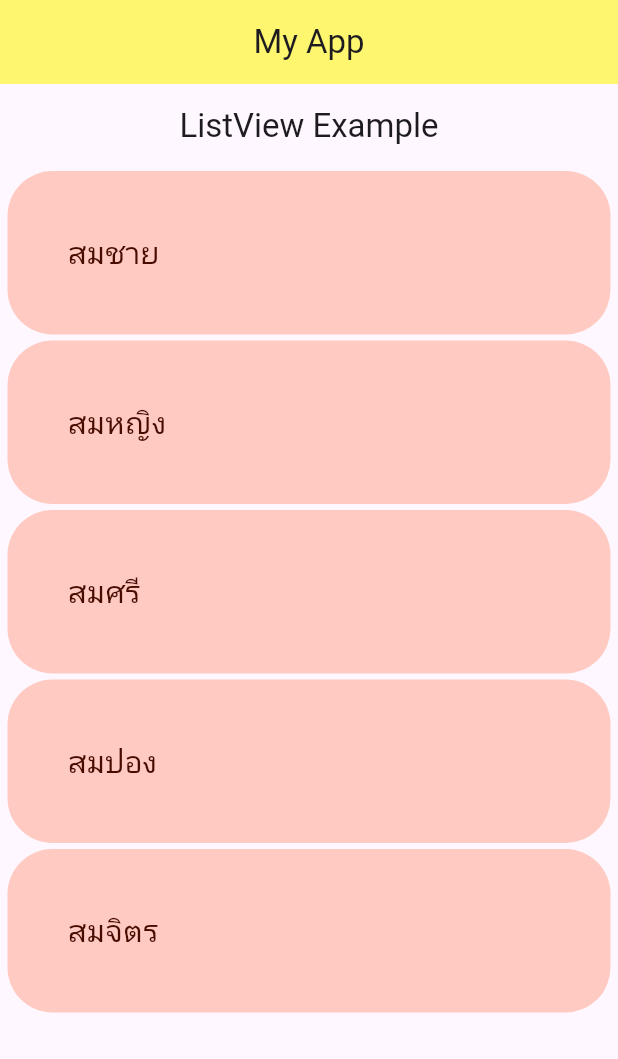
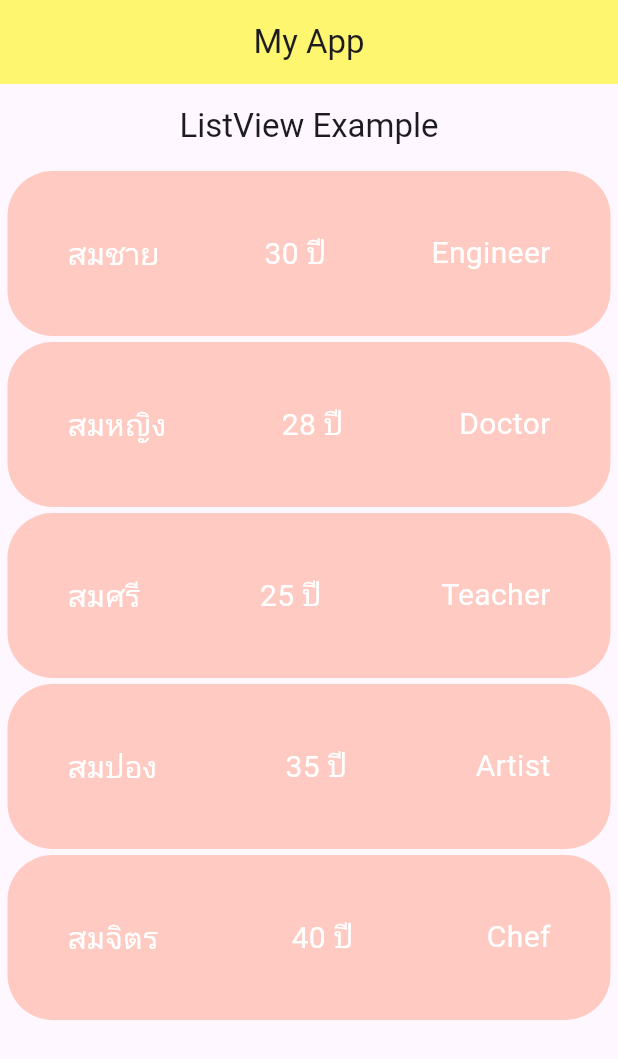
Before and after one commit to 0krit0/learn_flutter_67_1, a Flutter app: the screen it shows after launch, on a phone screen of 412 x 824 dp. Shown: the top 1059 px of the screen. Run offline on Flutter 3.47's test engine with Material 3 defaults, Android fonts, the light colour scheme and no system bars.

Commit message:
Step 10, make a model for store data

```diff
--- /dev/null
+++ b/lib/model/person.dart
@@ -0,0 +1,15 @@
+class Person {
+  String name;
+  int age;
+  String jod;
+
+  Person({required this.name, required this.age, required this.jod});
+}
+
+List<Person> personList = [
+  Person(name: "สมชาย", age: 30, jod: "Engineer"),
+  Person(name: "สมหญิง", age: 28, jod: "Doctor"),
+  Person(name: "สมศรี", age: 25, jod: "Teacher"),
+  Person(name: "สมปอง", age: 35, jod: "Artist"),
+  Person(name: "สมจิตร", age: 40, jod: "Chef"),
+];
--- a/lib/screen/item.dart
+++ b/lib/screen/item.dart
@@ -1,4 +1,5 @@
 import 'package:flutter/material.dart';
+import 'package:learn_flutter_67_1/model/person.dart';
 
 void main() {
   runApp(const MyApp());
@@ -24,8 +25,6 @@ class Item extends StatefulWidget {
 }
 
 class _ItemState extends State<Item> {
-  List data = ["สมชาย", "สมหญิง", "สมศรี", "สมปอง", "สมจิตร"];
-
   @override
   Widget build(BuildContext context) {
     return Scaffold(
@@ -34,7 +33,7 @@ class _ItemState extends State<Item> {
         centerTitle: true,
       ),
       body: ListView.builder(
-        itemCount: data.length,
+        itemCount: personList.length,
         itemBuilder: (context, index) {
           return Container(
             margin: const EdgeInsets.symmetric(vertical: 2, horizontal: 5),
@@ -43,12 +42,31 @@ class _ItemState extends State<Item> {
               borderRadius: BorderRadius.circular(30),
               color: const Color.fromARGB(255, 255, 202, 193),
             ),
-            child: Text(
-              data[index],
-              style: const TextStyle(
-                fontSize: 20,
-                color: Color.fromARGB(255, 71, 11, 0),
-              ),
+            child: Row(
+              mainAxisAlignment: MainAxisAlignment.spaceBetween,
+              children: [
+                Text(
+                  personList[index].name,
+                  style: const TextStyle(
+                    color: Color.fromARGB(255, 255, 255, 255),
+                    fontSize: 20,
+                  ),
+                ),
+                Text(
+                  "${personList[index].age} ปี",
+                  style: const TextStyle(
+                    color: Color.fromARGB(255, 255, 255, 255),
+                    fontSize: 20,
+                  ),
+                ),
+                Text(
+                  personList[index].jod,
+                  style: const TextStyle(
+                    color: Color.fromARGB(255, 255, 255, 255),
+                    fontSize: 20,
+                  ),
+                ),
+              ],
             ),
           );
         },
```
